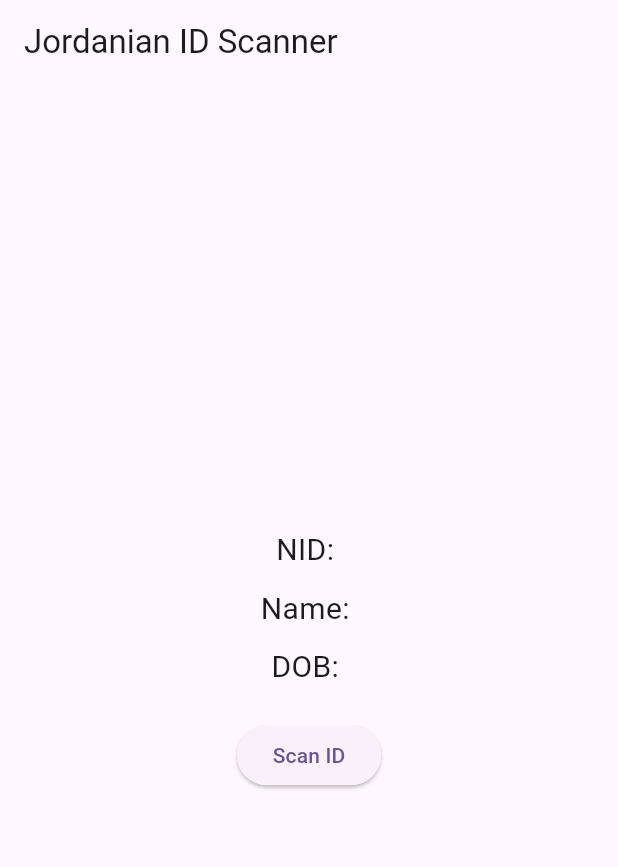
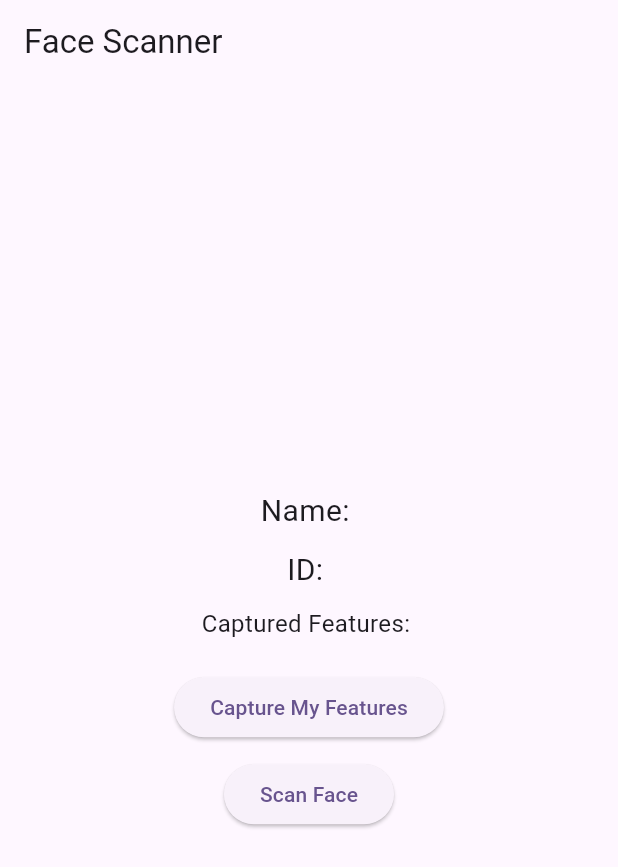
Before and after one commit to tranzeat-code/id_scan, a Flutter app: the screen it shows after launch, on a phone screen of 412 x 824 dp. Shown: the top 867 px of the screen. Run offline on Flutter 3.47's test engine with Material 3 defaults, Android fonts, the phone set to English and light mode, and no system bars; our stand-ins replace image_picker, permission_handler; missing offline and left inert: google_ml_kit, google_mlkit_face_detection.

Commit message:
face scan update 05 mar 2025

```diff
--- /dev/null
+++ b/lib/face_scanner.dart
@@ -0,0 +1,256 @@
+import 'dart:convert';
+import 'dart:math';
+import 'package:flutter/material.dart';
+import 'package:permission_handler/permission_handler.dart';
+import 'package:image_picker/image_picker.dart';
+import 'package:google_mlkit_face_detection/google_mlkit_face_detection.dart';
+
+class FaceScanner extends StatefulWidget {
+  const FaceScanner({super.key});
+  @override
+  State<FaceScanner> createState() => _FaceScannerState();
+}
+
+class _FaceScannerState extends State<FaceScanner> {
+  String _studentName = '';
+  String _studentId = '';
+  bool _isScanning = false;
+  final ImagePicker _picker = ImagePicker();
+
+  final FaceDetector _faceDetector = FaceDetector(
+    options: FaceDetectorOptions(
+      performanceMode: FaceDetectorMode.fast,
+      enableLandmarks: true,
+    ),
+  );
+
+  String _capturedFeatures = '';
+
+  final List<Map<String, dynamic>> _data = [
+    {
+      "st_name": "mohamed abdullah",
+      "st_id": 1234567890,
+      "face_features":
+          "[0.31069609507640067, 0.40635451505016723, 0.6706281833616299, 0.3963210702341137, 0.46519524617996605, 0.6304347826086957, 0.11884550084889643, 0.5585284280936454, 0.8607809847198642, 0.5501672240802675, 0.3633276740237691, 0.7959866220735786, 0.6417657045840407, 0.7909698996655519, 0.3600762116551662]",
+    },
+    {
+      "st_name": "hind khalid",
+      "st_id": 1234567891,
+      "face_features":
+          "[0.308300395256917, 0.3908969210174029, 0.6798418972332015, 0.41633199464524767, 0.4598155467720685, 0.6131191432396251, 0.13438735177865613, 0.5394912985274432, 0.927536231884058, 0.6198125836680054, 0.308300395256917, 0.7376171352074966, 0.6284584980237155, 0.7603748326639893, 0.37238385528850626]",
+    },
+    {
+      "st_name": "ahmed helmey",
+      "st_id": 1234567892,
+      "face_features":
+          "[0.31515499425947185, 0.40932944606413996, 0.6538461538461539, 0.39300291545189503, 0.4965556831228473, 0.6256559766763848, 0.11021814006888633, 0.5854227405247814, 0.9138920780711826, 0.519533527696793, 0.3616532721010333, 0.7615160349854228, 0.6727898966704937, 0.7271137026239067, 0.3390723496565607]",
+    },
+    {
+      "st_name": "baraa",
+      "st_id": 1234567893,
+      "face_features":
+          "[0.3064275037369208, 0.4176470588235294, 0.6666666666666666, 0.4235294117647059, 0.4648729446935725, 0.6735294117647059, 0.1375186846038864, 0.5220588235294118, 0.922272047832586, 0.49411764705882355, 0.34379671150971597, 0.8014705882352942, 0.6517189835575485, 0.8058823529411765, 0.3602887783780906]",
+    },
+  ];
+
+  Future<void> requestPermissions() async {
+    var cameraStatus = await Permission.camera.request();
+    if (!cameraStatus.isGranted) {
+      ScaffoldMessenger.of(context).showSnackBar(
+        const SnackBar(content: Text('Camera permission not granted')),
+      );
+    }
+  }
+
+  Future<XFile?> pickImage() async {
+    return await _picker.pickImage(source: ImageSource.camera);
+  }
+
+  Future<List<double>?> extractFaceFeatures(XFile image) async {
+    final inputImage = InputImage.fromFilePath(image.path);
+    final List<Face> faces = await _faceDetector.processImage(inputImage);
+
+    if (faces.isNotEmpty) {
+      final Face face = faces.first;
+      final Rect boundingBox = face.boundingBox;
+      List<double> features = [];
+
+      final List<FaceLandmarkType> landmarkTypes = [
+        FaceLandmarkType.leftEye,
+        FaceLandmarkType.rightEye,
+        FaceLandmarkType.noseBase,
+        FaceLandmarkType.leftEar,
+        FaceLandmarkType.rightEar,
+        FaceLandmarkType.leftMouth,
+        FaceLandmarkType.rightMouth,
+      ];
+
+      for (var type in landmarkTypes) {
+        var landmark = face.landmarks[type];
+        if (landmark != null) {
+          double normX =
+              (landmark.position.x - boundingBox.left) / boundingBox.width;
+          double normY =
+              (landmark.position.y - boundingBox.top) / boundingBox.height;
+          features.add(normX);
+          features.add(normY);
+        } else {
+          features.add(0.0);
+          features.add(0.0);
+        }
+      }
+
+      if (face.landmarks[FaceLandmarkType.leftEye] != null &&
+          face.landmarks[FaceLandmarkType.rightEye] != null) {
+        var leftEye = face.landmarks[FaceLandmarkType.leftEye]!;
+        var rightEye = face.landmarks[FaceLandmarkType.rightEye]!;
+        double eyeDistance = sqrt(
+          pow(rightEye.position.x - leftEye.position.x, 2) +
+              pow(rightEye.position.y - leftEye.position.y, 2),
+        );
+        double normEyeDistance = eyeDistance / boundingBox.width;
+        features.add(normEyeDistance);
+      }
+
+      return features;
+    }
+    return null;
+  }
+
+  Future<void> captureMyFeatures() async {
+    await requestPermissions();
+    final image = await pickImage();
+    if (image != null) {
+      final features = await extractFaceFeatures(image);
+      if (features != null && features.isNotEmpty) {
+        setState(() {
+          _capturedFeatures = jsonEncode(features);
+        });
+        print('My features: $features');
+      } else {
+        setState(() {
+          _capturedFeatures = "No face detected";
+        });
+      }
+    }
+  }
+
+  double calculateEuclideanDistance(
+    List<double> features1,
+    List<double> features2,
+  ) {
+    if (features1.length != features2.length) return double.infinity;
+    double sum = 0;
+    for (int i = 0; i < features1.length; i++) {
+      sum += pow(features1[i] - features2[i], 2);
+    }
+    return sqrt(sum);
+  }
+
+  Map<String, dynamic>? findMatchingStudent(List<double> capturedFeatures) {
+    const double threshold = 0.11; // Adjust as needed
+    for (var student in _data) {
+      List<dynamic> storedFeaturesDynamic = jsonDecode(
+        student["face_features"],
+      );
+      List<double> storedFeatures =
+          storedFeaturesDynamic.map((e) => (e as num).toDouble()).toList();
+      double distance = calculateEuclideanDistance(
+        capturedFeatures,
+        storedFeatures,
+      );
+      print("Comparing with ${student["st_name"]} - distance: $distance");
+
+      // Log the feature vectors for comparison
+      print("Captured Features: $capturedFeatures");
+      print("Stored Features: $storedFeatures");
+
+      if (distance < threshold) {
+        return student;
+      }
+    }
+    return null;
+  }
+
+  Future<void> scanFace() async {
+    setState(() {
+      _isScanning = true;
+    });
+
+    await captureMyFeatures();
+
+    if (_capturedFeatures != "No face detected" &&
+        _capturedFeatures.isNotEmpty) {
+      List<double> captured = [];
+      try {
+        List<dynamic> decoded = jsonDecode(_capturedFeatures);
+        captured = decoded.map((e) => (e as num).toDouble()).toList();
+      } catch (e) {
+        print("Error decoding features: $e");
+      }
+
+      Map<String, dynamic>? student = findMatchingStudent(captured);
+      if (student != null) {
+        setState(() {
+          _studentName = student["st_name"];
+          _studentId = student["st_id"].toString();
+        });
+      } else {
+        ScaffoldMessenger.of(context).showSnackBar(
+          const SnackBar(content: Text("No matching student found")),
+        );
+      }
+    } else {
+      ScaffoldMessenger.of(
+        context,
+      ).showSnackBar(const SnackBar(content: Text("No face detected")));
+    }
+
+    setState(() {
+      _isScanning = false;
+    });
+  }
+
+  @override
+  void dispose() {
+    _faceDetector.close();
+    super.dispose();
+  }
+
+  @override
+  Widget build(BuildContext context) {
+    return Scaffold(
+      appBar: AppBar(title: const Text("Face Scanner")),
+      body: Padding(
+        padding: const EdgeInsets.all(16.0),
+        child: Center(
+          child: Column(
+            mainAxisAlignment: MainAxisAlignment.center,
+            children: [
+              Text("Name: $_studentName", style: const TextStyle(fontSize: 20)),
+              const SizedBox(height: 10),
+              Text("ID: $_studentId", style: const TextStyle(fontSize: 20)),
+              const SizedBox(height: 10),
+              Text(
+                "Captured Features: $_capturedFeatures",
+                style: const TextStyle(fontSize: 16),
+              ),
+              const SizedBox(height: 20),
+              ElevatedButton(
+                onPressed: captureMyFeatures,
+                child: const Text("Capture My Features"),
+              ),
+              const SizedBox(height: 10),
+              _isScanning
+                  ? const CircularProgressIndicator()
+                  : ElevatedButton(
+                    onPressed: scanFace,
+                    child: const Text("Scan Face"),
+                  ),
+            ],
+          ),
+        ),
+      ),
+    );
+  }
+}
--- a/lib/main.dart
+++ b/lib/main.dart
@@ -2,6 +2,8 @@ import 'package:flutter/material.dart';
 import 'package:permission_handler/permission_handler.dart';
 import 'package:image_picker/image_picker.dart';
 import 'package:google_ml_kit/google_ml_kit.dart';
+
+import 'face_scanner.dart';
 
 void main() {
   runApp(const MyApp());
@@ -16,7 +18,7 @@ class MyApp extends StatelessWidget {
       theme: ThemeData(
         colorScheme: ColorScheme.fromSeed(seedColor: Colors.deepPurple),
       ),
-      home: const IdCardScanner(),
+      home: const FaceScanner(),
     );
   }
 }
--- a/pubspec.yaml
+++ b/pubspec.yaml
@@ -40,6 +40,7 @@ dependencies:
   # Optionally, if you need image processing:
   image: ^4.1.3
   flutter_image_compress: ^2.1.0
+  google_mlkit_face_detection: ^0.12.0
 
 dev_dependencies:
   flutter_test:
```
Also changed, not shown: pubspec.lock, 1 other file.
